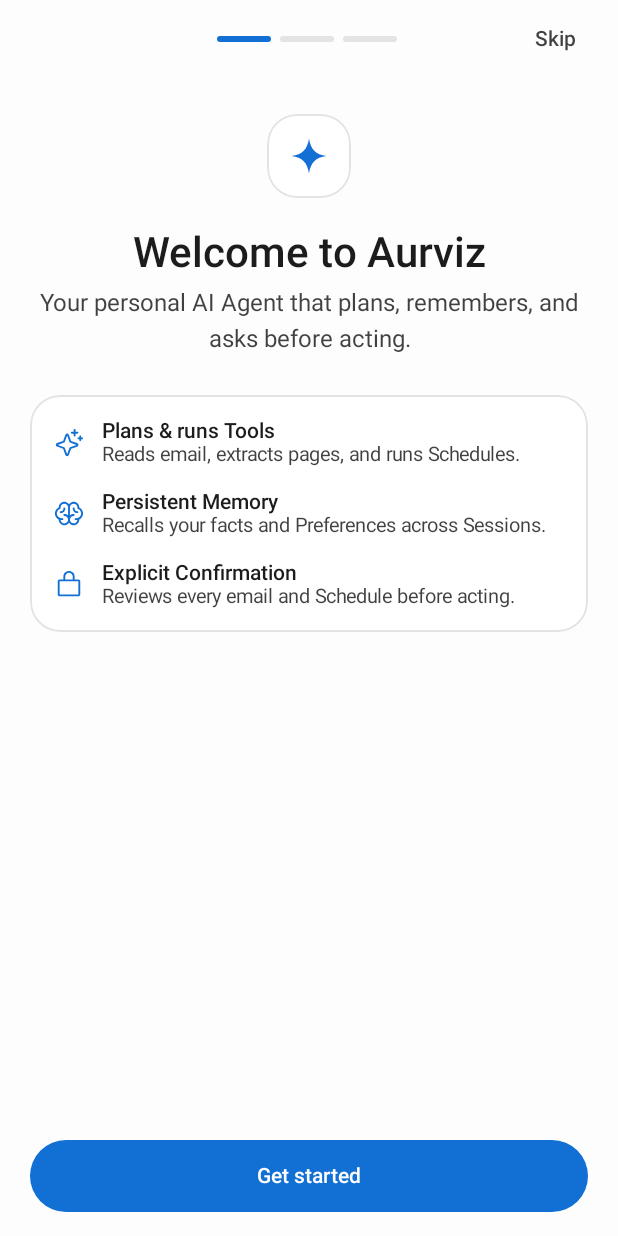
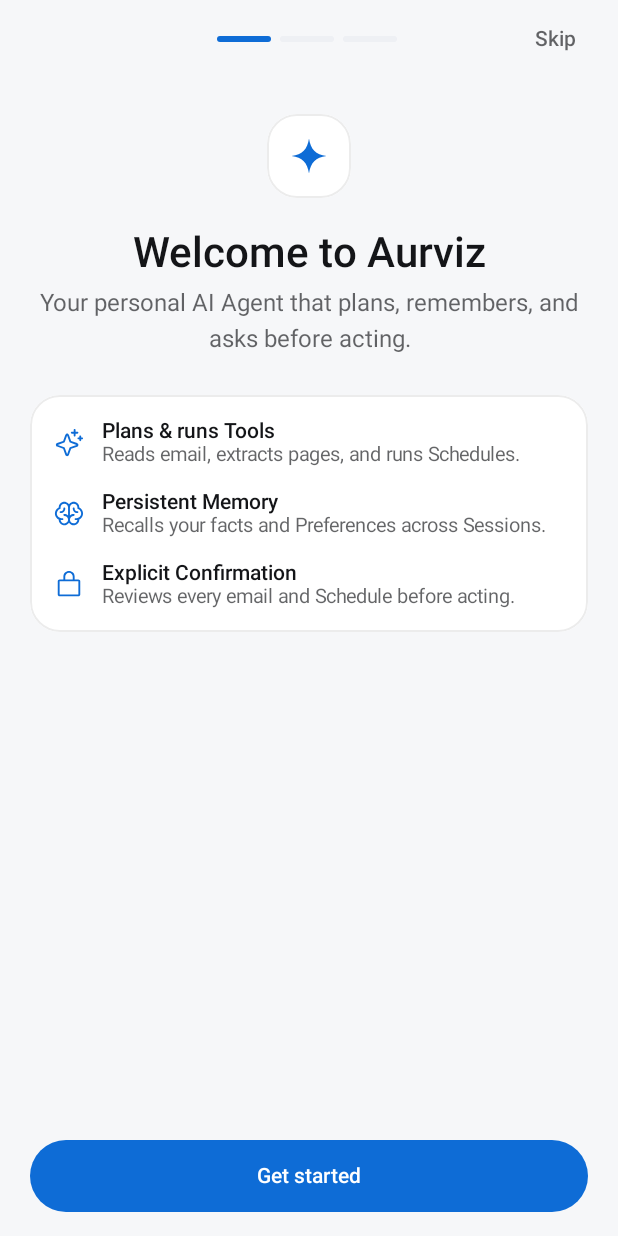
Before and after one commit to Harsh16gupta/AURVIZ, an Android app built with Jetpack Compose: the screen it shows after launch (MainActivity), on a phone screen of 412 x 824 dp. Run offline under Robolectric (Android 15) with nearby library versions, the phone set to English and light mode, and no system bars; our stand-ins replace Room's generated code; 4 statements that could not run were skipped.

Commit message:
[T1] flagship tonal hierarchy, shared primitives & insets fixes (#99)

```diff
--- a/app/src/main/java/com/aurviz/agent/ui/components/FeedCard.kt
+++ b/app/src/main/java/com/aurviz/agent/ui/components/FeedCard.kt
@@ -12,7 +12,6 @@ import androidx.compose.runtime.Composable
 import androidx.compose.ui.Modifier
 import androidx.compose.ui.draw.clip
 import androidx.compose.ui.unit.dp
-import com.aurviz.agent.ui.theme.Space
 import com.aurviz.agent.ui.theme.Theme
 
 // Shared feed-card primitive (Signal p02 grouped-card rhythm): one card
@@ -29,8 +28,8 @@ fun FeedCard(
             .clip(RoundedCornerShape(16.dp))
             .background(Theme.colors.card)
             .border(0.5.dp, Theme.colors.edge, RoundedCornerShape(16.dp))
-            .padding(12.dp),
-        verticalArrangement = Arrangement.spacedBy(Space * 2),
+            .padding(16.dp),
+        verticalArrangement = Arrangement.spacedBy(10.dp),
         content = content,
     )
 }
--- a/app/src/main/java/com/aurviz/agent/ui/components/ScreenScaffold.kt
+++ b/app/src/main/java/com/aurviz/agent/ui/components/ScreenScaffold.kt
@@ -3,7 +3,10 @@ package com.aurviz.agent.ui.components
 import androidx.compose.foundation.background
 import androidx.compose.foundation.layout.Box
 import androidx.compose.foundation.layout.BoxScope
+import androidx.compose.foundation.layout.WindowInsets
+import androidx.compose.foundation.layout.consumeWindowInsets
 import androidx.compose.foundation.layout.fillMaxSize
+import androidx.compose.foundation.layout.statusBars
 import androidx.compose.foundation.layout.statusBarsPadding
 import androidx.compose.runtime.Composable
 import androidx.compose.ui.Modifier
@@ -21,7 +24,13 @@ fun ScreenScaffold(
 ) {
     // Top inset lives here so every destination (Page AppBar included)
     // clears the status bar; bottom/IME insets are handled per screen.
-    Box(Modifier.fillMaxSize().background(Theme.colors.background).statusBarsPadding()) {
+    Box(
+        modifier
+            .fillMaxSize()
+            .background(Theme.colors.background)
+            .statusBarsPadding()
+            .consumeWindowInsets(WindowInsets.statusBars),
+    ) {
         ProvideContentColor(Theme.colors.onBackground) { content() }
     }
 }
--- a/app/src/main/java/com/aurviz/agent/ui/theme/Theme.kt
+++ b/app/src/main/java/com/aurviz/agent/ui/theme/Theme.kt
@@ -53,64 +53,64 @@ data class ThemeColors(
 )
 
 val DarkThemeColors = ThemeColors(
-    background = Color(0xFF121212),
-    onBackground = Color(0xFFF5F5F5),
-    surface = Color(0xFF1F1F1F),
-    onSurface = Color(0xFFF5F5F5),
-    surfaceVariant = Color(0xFF282828),
-    onSurfaceVariant = Color(0xFFF5F5F5),
-    onBackgroundMuted = Color(0xA8F5F5F5),
+    background = Color(0xFF0E0F12),
+    onBackground = Color(0xFFF5F5F7),
+    surface = Color(0xFF17181C),
+    onSurface = Color(0xFFF5F5F7),
+    surfaceVariant = Color(0xFF22242A),
+    onSurfaceVariant = Color(0xFFE4E5E9),
+    onBackgroundMuted = Color(0xA6F5F5F7),
     primary = Color(0xFF1084FE),
     onPrimary = Color(0xFFFFFFFF),
-    border = Color(0xFF383838),
+    border = Color(0xFF2E3038),
     textSelection = Color(0x551084FE),
     destructive = Color(0xFFFF5667),
     onDestructive = Color(0xFFFFFFFF),
-    panel = Color(0xFF0E0E0E),
-    card = Color(0xFF1F1F1F),
-    composer = Color(0xFF1F1F1F),
-    composerRing = Color(0xFF2A2A2A),
-    inset = Color(0xFF1B1B1B),
-    edge = Color(0x1FF5F5F5),
-    inkTertiary = Color(0x91F5F5F5),
-    bubbleUser = Color(0xFF5A5A5A),
-    bubbleUserInk = Color(0xFFF5F5F5),
-    success = Color(0xFF38D591),
+    panel = Color(0xFF131418),
+    card = Color(0xFF17181C),
+    composer = Color(0xFF1B1C22),
+    composerRing = Color(0xFF2C2E36),
+    inset = Color(0xFF131418),
+    edge = Color(0x14F5F5F7),
+    inkTertiary = Color(0x7AF5F5F7),
+    bubbleUser = Color(0xFF262830),
+    bubbleUserInk = Color(0xFFF5F5F7),
+    success = Color(0xFF34D399),
     onSuccess = Color(0xFF072114),
-    warning = Color(0xFFFF9800),
-    accentText = Color(0xFF7FC0FF),
-    scrim = Color(0x6B0C0C0E),
+    warning = Color(0xFFFBBF24),
+    accentText = Color(0xFF70B8FF),
+    scrim = Color(0x7308090C),
     isDark = true,
 )
 
 val LightThemeColors = ThemeColors(
-    background = Color(0xFFFDFDFD),
-    onBackground = Color(0xFF1C1C1C),
+    background = Color(0xFFF6F7F9),
+    onBackground = Color(0xFF141518),
     surface = Color(0xFFFFFFFF),
-    onSurface = Color(0xFF1C1C1C),
-    surfaceVariant = Color(0xFFE4E4E4),
-    onSurfaceVariant = Color(0xFF1C1C1C),
-    onBackgroundMuted = Color(0xD61C1C1C),
-    primary = Color(0xFF126FD4),
+    onSurface = Color(0xFF141518),
+    surfaceVariant = Color(0xFFEEF0F4),
+    onSurfaceVariant = Color(0xFF24262B),
+    onBackgroundMuted = Color(0xA8141518),
+    primary = Color(0xFF0E6CD6),
     onPrimary = Color(0xFFFFFFFF),
-    border = Color(0x3D1C1C1C),
-    textSelection = Color(0x40126FD4),
-    destructive = Color(0xFFCD2834),
+    border = Color(0x26141518),
+    textSelection = Color(0x400E6CD6),
+    destructive = Color(0xFFC92532),
     onDestructive = Color(0xFFFFFFFF),
-    panel = Color(0xFFF7F7F7),
-    card = Color(0xFFEFEFEF),
+    panel = Color(0xFFFFFFFF),
+    card = Color(0xFFFFFFFF),
     composer = Color(0xFFFFFFFF),
-    composerRing = Color(0x1F1C1C1C),
-    inset = Color(0xFFE9E9E9),
-    edge = Color(0x1F1C1C1C),
-    inkTertiary = Color(0xA61C1C1C),
-    bubbleUser = Color(0xFF1C1C1C),
-    bubbleUserInk = Color(0xFFFCFCFC),
-    success = Color(0xFF007A44),
+    composerRing = Color(0x1F141518),
+    inset = Color(0xFFF1F3F6),
+    edge = Color(0x14141518),
+    inkTertiary = Color(0x80141518),
+    bubbleUser = Color(0xFF18191D),
+    bubbleUserInk = Color(0xFFFFFFFF),
+    success = Color(0xFF057A4B),
     onSuccess = Color(0xFFFFFFFF),
-    warning = Color(0xFF9C5B00),
-    accentText = Color(0xFF0B69CC),
-    scrim = Color(0x4D0C0C0E),
+    warning = Color(0xFF9A5B00),
+    accentText = Color(0xFF0B63C4),
+    scrim = Color(0x4D08090C),
     isDark = false,
 )
 
```
Also changed, not shown: app/src/main/java/com/aurviz/agent/ui/components/ChoiceTile.kt (+5 -3 lines), app/src/main/java/com/aurviz/agent/ui/components/OptionGroup.kt (+11 -0 lines), app/src/main/java/com/aurviz/agent/ui/components/SideDrawer.kt (+7 -5 lines), app/src/main/java/com/aurviz/agent/ui/components/TextField.kt (+4 -4 lines), 1 other file.
